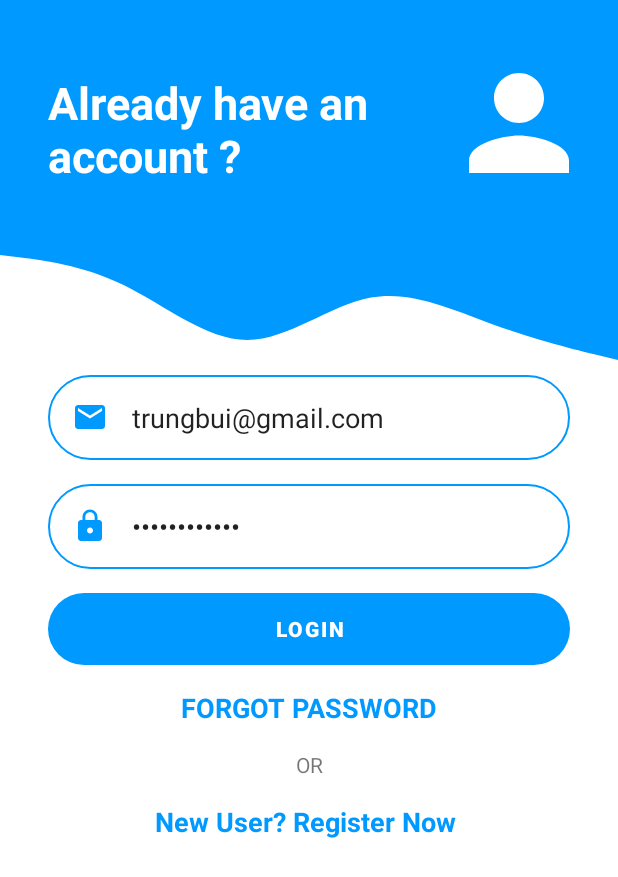
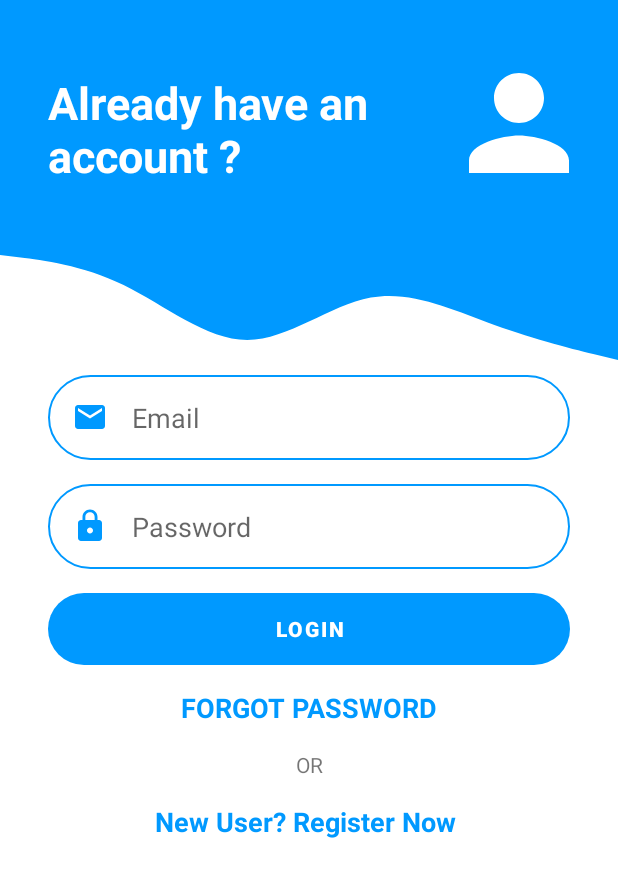
Before and after one commit to trungnq0202/Android-CarBookingApp, an Android app: the LoginActivity screen opened directly, with no data from a screen before it, on a phone screen of 412 x 824 dp. Shown: the top 877 px of the screen. Run offline under Robolectric (Android 15) with nearby library versions, the phone set to English and light mode, and no system bars; our stand-ins replace Firebase (no records; nobody signed in at launch, a user with empty details on screens opened directly).

Commit message:
clear predefined login credentials

```diff
--- a/app/src/main/res/layout/activity_login.xml
+++ b/app/src/main/res/layout/activity_login.xml
@@ -62,7 +62,6 @@
         android:hint="Email"
         android:inputType="text"
         android:padding="16dp"
-        android:text="trungbui@gmail.com"
         app:layout_constraintEnd_toEndOf="parent"
         app:layout_constraintStart_toStartOf="parent"
         app:layout_constraintTop_toBottomOf="@+id/view2" />
@@ -81,7 +80,6 @@
         android:hint="Password"
         android:inputType="textPassword"
         android:padding="16dp"
-        android:text="trungbui1234"
         app:layout_constraintEnd_toEndOf="parent"
         app:layout_constraintStart_toStartOf="parent"
         app:layout_constraintTop_toBottomOf="@+id/loginEmailEditText" />
```
